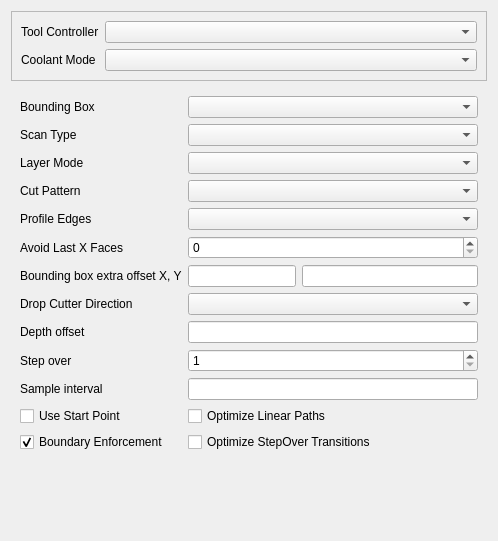
Before: the Qt Designer form src/Mod/CAM/Gui/Resources/panels/PageOpSurfaceEdit.ui in southseact-3d/fcd, drawn with Qt 5.
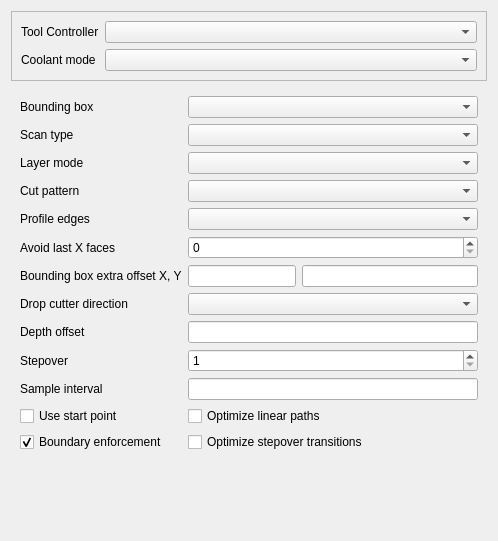
After: the same form once the commit is applied. Custom widgets are drawn as their Qt base class.

The edit to the form file:
```diff
--- a/src/Mod/CAM/Gui/Resources/panels/PageOpSurfaceEdit.ui
+++ b/src/Mod/CAM/Gui/Resources/panels/PageOpSurfaceEdit.ui
@@ -40,7 +40,7 @@
       <item row="1" column="0">
        <widget class="QLabel" name="coolantController_label">
         <property name="text">
-         <string>Coolant Mode</string>
+         <string>Coolant mode</string>
         </property>
        </widget>
       </item>
@@ -60,7 +60,7 @@
       <item row="0" column="0">
        <widget class="QLabel" name="boundBoxSelect_label">
         <property name="text">
-         <string>Bounding Box</string>
+         <string>Bounding box</string>
         </property>
        </widget>
       </item>
@@ -74,7 +74,7 @@
       <item row="1" column="0">
        <widget class="QLabel" name="scanType_label">
         <property name="text">
-         <string>Scan Type</string>
+         <string>Scan type</string>
         </property>
        </widget>
       </item>
@@ -88,7 +88,7 @@
       <item row="2" column="0">
        <widget class="QLabel" name="layerMode_label">
         <property name="text">
-         <string>Layer Mode</string>
+         <string>Layer mode</string>
         </property>
        </widget>
       </item>
@@ -102,7 +102,7 @@
       <item row="3" column="0">
        <widget class="QLabel" name="cutPattern_label">
         <property name="text">
-         <string>Cut Pattern</string>
+         <string>Cut pattern</string>
         </property>
        </widget>
       </item>
@@ -116,7 +116,7 @@
       <item row="4" column="0">
        <widget class="QLabel" name="profileEdges_label">
         <property name="text">
-         <string>Profile Edges</string>
+         <string>Profile edges</string>
         </property>
        </widget>
       </item>
@@ -130,7 +130,7 @@
       <item row="5" column="0">
        <widget class="QLabel" name="avoidLastX_Faces_label">
         <property name="text">
-         <string>Avoid Last X Faces</string>
+         <string>Avoid last X faces</string>
         </property>
        </widget>
       </item>
@@ -181,7 +181,7 @@
       <item row="8" column="0">
        <widget class="QLabel" name="dropCutterDirSelect_label">
         <property name="text">
-         <string>Drop Cutter Direction</string>
+         <string>Drop cutter direction</string>
         </property>
        </widget>
       </item>
@@ -212,7 +212,7 @@
       <item row="10" column="0">
        <widget class="QLabel" name="stepOver_label">
         <property name="text">
-         <string>Step over</string>
+         <string>Stepover</string>
         </property>
        </widget>
       </item>
@@ -254,7 +254,7 @@
          <string>Make True, if specifying a Start Point</string>
         </property>
         <property name="text">
-         <string>Use Start Point</string>
+         <string>Use start point</string>
         </property>
        </widget>
       </item>
@@ -264,7 +264,7 @@
          <string>Enable optimization of linear paths (co-linear points). Removes unnecessary co-linear points from G-code output.</string>
         </property>
         <property name="text">
-         <string>Optimize Linear Paths</string>
+         <string>Optimize linear paths</string>
         </property>
        </widget>
       </item>
@@ -274,7 +274,7 @@
          <string>If true, the cutter will remain inside the boundaries of the model or selected face(s)</string>
         </property>
         <property name="text">
-         <string>Boundary Enforcement</string>
+         <string>Boundary enforcement</string>
         </property>
         <property name="checked">
          <bool>true</bool>
@@ -287,7 +287,7 @@
          <string>Enable separate optimization of transitions between, and breaks within, each step over path.</string>
         </property>
         <property name="text">
-         <string>Optimize StepOver Transitions</string>
+         <string>Optimize stepover transitions</string>
         </property>
        </widget>
       </item>
```
Left out of the diff: 26 changed lines with no effect on the pictures.
